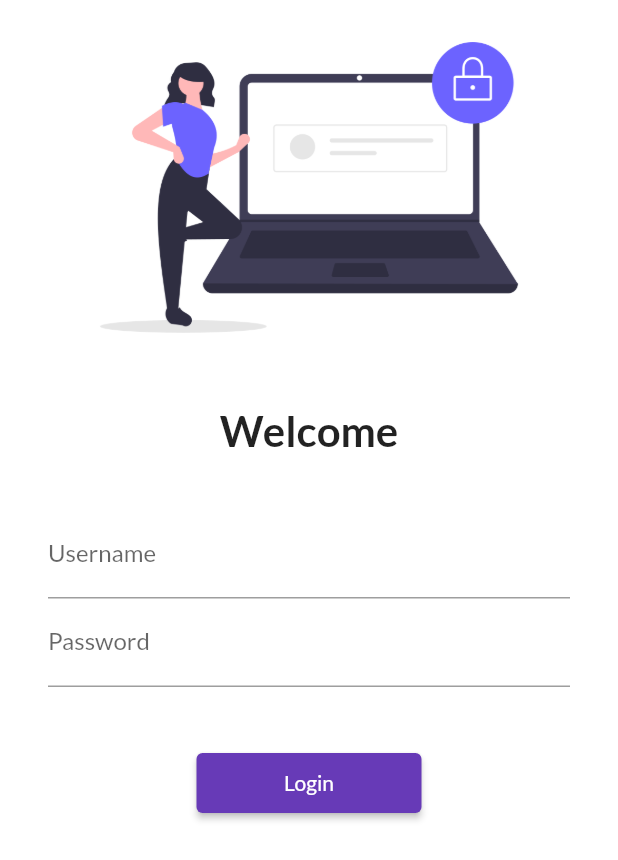
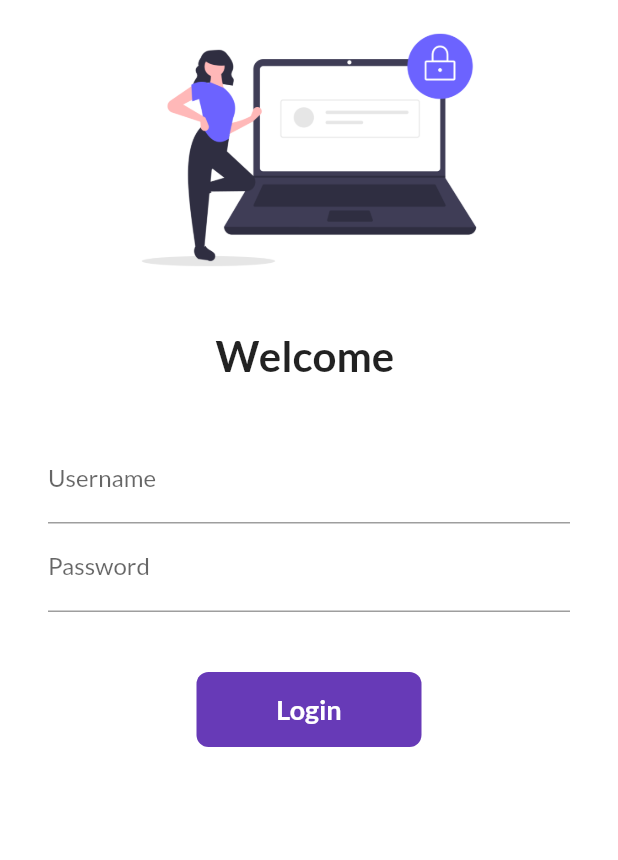
Before and after one commit to aman7kh8an6/Learning_Flutter, a Flutter app: the screen it shows after launch, on a phone screen of 412 x 824 dp. Shown: the top 860 px of the screen. Run offline on Flutter 3.47's test engine with Material 2 defaults, Android fonts, the phone set to English and light mode, and no system bars; our stand-ins replace google_fonts.

Commit message:
day 2 commit

```diff
--- a/lib/pages/home_page.dart
+++ b/lib/pages/home_page.dart
@@ -1,4 +1,4 @@
- import 'package:flutter/material.dart';
+import 'package:flutter/material.dart';
 
 class HomePage extends StatelessWidget {
   final int days = 30;
--- a/lib/pages/login_page.dart
+++ b/lib/pages/login_page.dart
@@ -1,10 +1,17 @@
+// ignore_for_file: prefer_const_constructors;
 import 'dart:convert';
-
 import 'package:catalog_app/utils/routes.dart';
 import 'package:flutter/material.dart';
 import 'package:google_fonts/google_fonts.dart';
 
-class LoginPage extends StatelessWidget {
+class LoginPage extends StatefulWidget {
+  @override
+  State<LoginPage> createState() => _LoginPageState();
+}
+
+class _LoginPageState extends State<LoginPage> {
+  String name = "";
+  bool onChanged = false;
   @override
   Widget build(BuildContext context) {
     return Material(
@@ -15,13 +22,13 @@ class LoginPage extends StatelessWidget {
               Image.asset(
                 "assets/images/login_image.png",
                 fit: BoxFit.cover,
-                height: 250,
+                height: 200,
               ),
               SizedBox(
                 height: 20.0,
               ),
               Text(
-                "Welcome",
+                "Welcome $name",
                 style: TextStyle(fontSize: 28, fontWeight: FontWeight.bold),
               ),
               SizedBox(
@@ -35,6 +42,10 @@ class LoginPage extends StatelessWidget {
                     TextFormField(
                       decoration: InputDecoration(
                           hintText: "Enter username", labelText: "Username"),
+                      onChanged: (value) {
+                        name = value;
+                        setState(() {});
+                      },
                     ),
                     TextFormField(
                       obscureText: true,
@@ -44,13 +55,48 @@ class LoginPage extends StatelessWidget {
                     SizedBox(
                       height: 40.0,
                     ),
-                    ElevatedButton(
-                      onPressed: () {
+                    InkWell(
+                      onTap: () async {
+                        setState(() {
+                          onChanged = true;
+                        });
+                        await Future.delayed(Duration(seconds: 1));
                         Navigator.pushNamed(context, MyRoutes.homeRoute);
                       },
-                      child: Text("Login"),
-                      style: TextButton.styleFrom(minimumSize: Size(150, 40)),
-                    )
+                      child: AnimatedContainer(
+                        duration: Duration(seconds: 1),
+                        width: onChanged ? 50 : 150,
+                        height: 50,
+                        alignment: Alignment.center,
+                        child: onChanged
+                            ? Icon(
+                                Icons.done,
+                                color: Colors.white,
+                              )
+                            : Text(
+                                "Login",
+                                style: TextStyle(
+                                    color: Colors.white,
+                                    fontWeight: FontWeight.bold,
+                                    fontSize: 18),
+                              ),
+                        decoration: BoxDecoration(
+                          color: Colors.deepPurple,
+                          // shape:
+                          //     onChanged ? BoxShape.circle : BoxShape.rectangle,
+                          borderRadius: onChanged
+                              ? BorderRadius.circular(50)
+                              : BorderRadius.circular(8),
+                        ),
+                      ),
+                    ),
+                    // ElevatedButton(
+                    //   onPressed: () {
+                    //     Navigator.pushNamed(context, MyRoutes.homeRoute);
+                    //   },
+                    //   child: Text("Login"),
+                    //   style: TextButton.styleFrom(minimumSize: Size(150, 40)),
+                    // )
                   ],
                 ),
               )
--- a/pubspec.yaml
+++ b/pubspec.yaml
@@ -61,7 +61,6 @@ flutter:
   # To add assets to your application, add an assets section, like this:
   assets:
     - assets/images/
-  #   - images/a_dot_ham.jpeg
 
   # An image asset can refer to one or more resolution-specific "variants", see
   # https://flutter.dev/assets-and-images/#resolution-aware.
```
